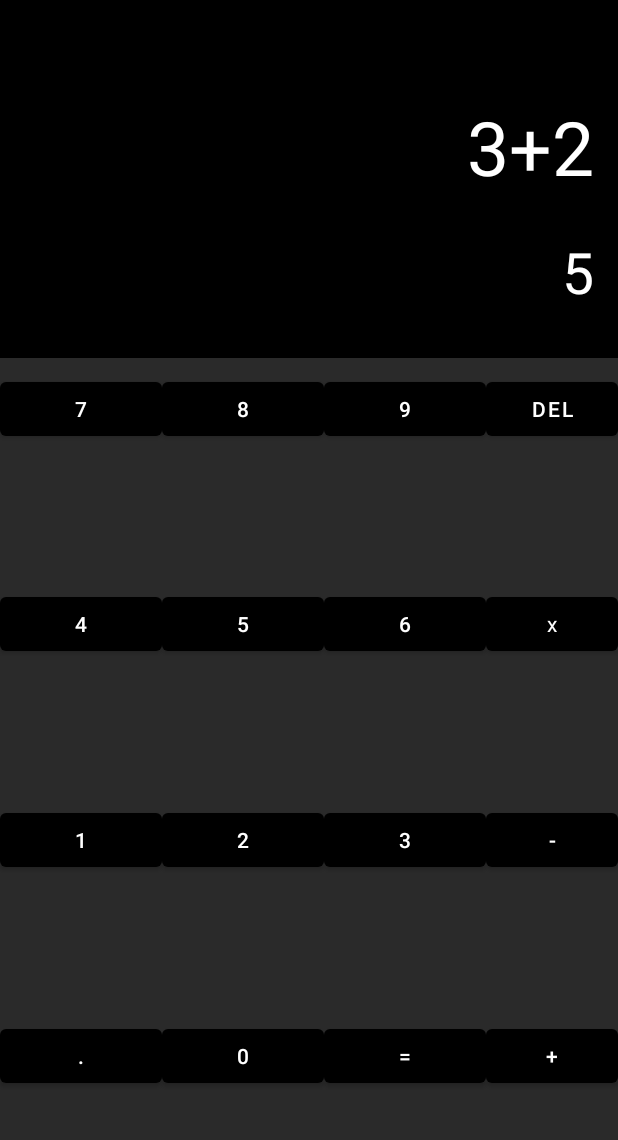
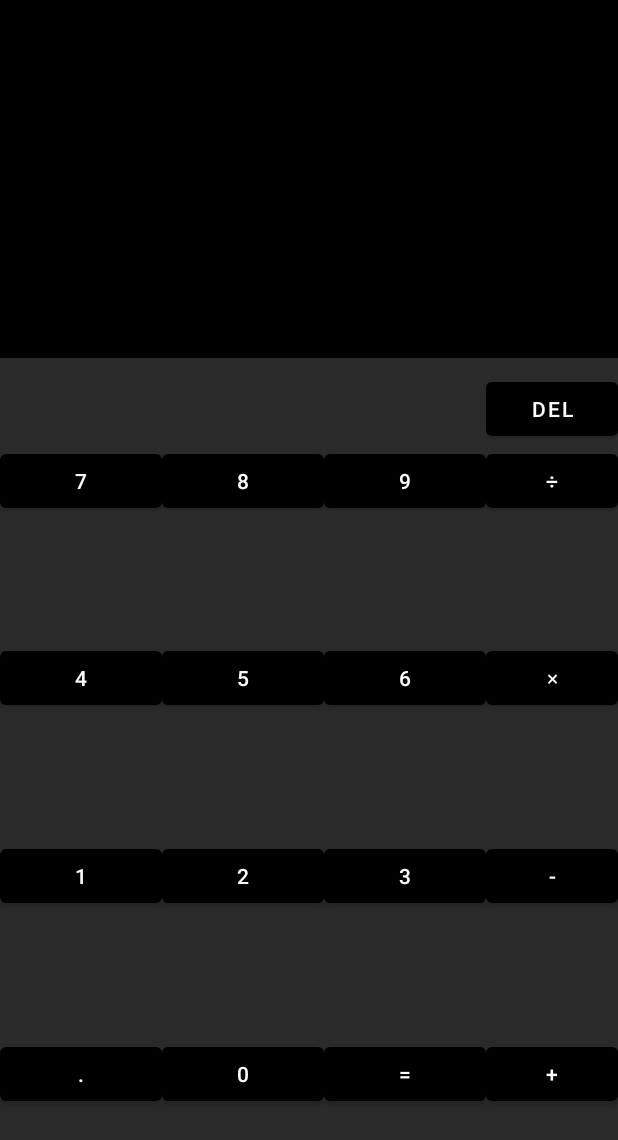
Before and after one commit to nwaeme-olise/KalQlatorApp, an Android app: the screen it shows after launch (MainActivity), on a phone screen of 412 x 824 dp. Shown: the top 1140 px of the screen. Run offline under Robolectric (Android 15) with nearby library versions, the phone set to English and light mode, and no system bars.

Commit message:
Added string resources and symbols

```diff
--- a/app/src/main/res/layout/activity_main.xml
+++ b/app/src/main/res/layout/activity_main.xml
@@ -15,15 +15,16 @@
         android:layout_marginEnd="16dp"
         android:background="@null"
         android:ems="10"
+        android:importantForAutofill="no"
         android:inputType="textPersonName"
         android:minHeight="48dp"
-        android:text="3+2"
         android:textAlignment="viewEnd"
         android:textAppearance="@style/TextAppearance.AppCompat.Medium"
         android:textColor="@color/white"
         android:textSize="50sp"
         app:layout_constraintEnd_toEndOf="parent"
-        app:layout_constraintTop_toTopOf="parent" />
+        app:layout_constraintTop_toTopOf="parent"
+        tools:text="3+2" />
 
     <TextView
         android:id="@+id/evaluatedTextView"
@@ -32,13 +33,13 @@
         android:layout_marginTop="24dp"
         android:layout_marginEnd="16dp"
         android:minHeight="32dp"
-        android:text="5"
         android:textAlignment="viewEnd"
         android:textAppearance="@style/TextAppearance.AppCompat.Medium"
         android:textColor="@color/white"
         android:textSize="38sp"
         app:layout_constraintEnd_toEndOf="parent"
-        app:layout_constraintTop_toBottomOf="@+id/expressionEditText" />
+        app:layout_constraintTop_toBottomOf="@+id/expressionEditText"
+        tools:text="5" />
 
     <TableLayout
         android:layout_width="0dp"
@@ -54,38 +55,14 @@
         <TableRow
             android:layout_width="match_parent"
             android:layout_height="match_parent"
-            android:layout_weight="1">
+            android:layoutDirection="rtl">
 
             <Button
-                android:id="@+id/button"
-                style="@style/NumberButton"
-                android:layout_width="wrap_content"
-                android:layout_height="wrap_content"
-                android:layout_weight="2"
-                android:text="7" />
-
-            <Button
-                android:id="@+id/button2"
-                style="@style/NumberButton"
-                android:layout_width="wrap_content"
-                android:layout_height="wrap_content"
-                android:layout_weight="2"
-                android:text="8" />
-
-            <Button
-                android:id="@+id/button3"
-                style="@style/NumberButton"
-                android:layout_width="wrap_content"
-                android:layout_height="wrap_content"
-                android:layout_weight="2"
-                android:text="9" />
-
-            <Button
-                android:id="@+id/button4"
+                android:id="@+id/buttonDelete"
                 style="@style/OperatorButton"
                 android:layout_width="wrap_content"
                 android:layout_height="wrap_content"
-                android:text="DEL" />
+                android:text="@string/delete" />
         </TableRow>
 
         <TableRow
@@ -94,35 +71,73 @@
             android:layout_weight="1">
 
             <Button
-                android:id="@+id/button5"
+                android:id="@+id/buttonSeven"
                 style="@style/NumberButton"
                 android:layout_width="wrap_content"
                 android:layout_height="wrap_content"
                 android:layout_weight="2"
-                android:text="4" />
+                android:text="@string/seven" />
 
             <Button
-                android:id="@+id/button6"
+                android:id="@+id/buttonEight"
                 style="@style/NumberButton"
                 android:layout_width="wrap_content"
                 android:layout_height="wrap_content"
                 android:layout_weight="2"
-                android:text="5" />
+                android:text="@string/eight" />
 
             <Button
-                android:id="@+id/button7"
+                android:id="@+id/buttonNine"
                 style="@style/NumberButton"
                 android:layout_width="wrap_content"
                 android:layout_height="wrap_content"
                 android:layout_weight="2"
-                android:text="6" />
+                android:text="@string/nine" />
 
             <Button
-                android:id="@+id/button8"
+                android:id="@+id/buttonDivide"
                 style="@style/OperatorButton"
                 android:layout_width="wrap_content"
                 android:layout_height="wrap_content"
-                android:text="x"
+                android:text="@string/divide" />
+        </TableRow>
+
+        <TableRow
+            android:layout_width="match_parent"
+            android:layout_height="match_parent"
+            android:layout_weight="1">
+
+            <Button
+                android:id="@+id/buttonFour"
+                style="@style/NumberButton"
+                android:layout_width="wrap_content"
+                android:layout_height="wrap_content"
+                android:layout_weight="2"
+                android:text="@string/four" />
+
+            <Button
+                android:id="@+id/buttonFive"
+                style="@style/NumberButton"
+                android:layout_width="wrap_content"
+                android:layout_height="wrap_content"
+                android:layout_weight="2"
+                android:text="@string/five"
+                tools:ignore="DuplicateSpeakableTextCheck" />
+
+            <Button
+                android:id="@+id/buttonSix"
+                style="@style/NumberButton"
+                android:layout_width="wrap_content"
+                android:layout_height="wrap_content"
+                android:layout_weight="2"
+                android:text="@string/six" />
+
+            <Button
+                android:id="@+id/buttonMultiply"
+                style="@style/OperatorButton"
+                android:layout_width="wrap_content"
+                android:layout_height="wrap_content"
+                android:text="@string/times"
                 android:textAppearance="@style/TextAppearance.AppCompat.Body1" />
         </TableRow>
 
@@ -132,35 +147,35 @@
             android:layout_weight="1">
 
             <Button
-                android:id="@+id/button9"
+                android:id="@+id/buttonOne"
                 style="@style/NumberButton"
                 android:layout_width="wrap_content"
                 android:layout_height="wrap_content"
                 android:layout_weight="2"
-                android:text="1" />
+                android:text="@string/one" />
 
             <Button
-                android:id="@+id/button10"
+                android:id="@+id/buttonTwo"
                 style="@style/NumberButton"
                 android:layout_width="wrap_content"
                 android:layout_height="wrap_content"
                 android:layout_weight="2"
-                android:text="2" />
+                android:text="@string/two" />
 
             <Button
-                android:id="@+id/button11"
+                android:id="@+id/buttonThree"
                 style="@style/NumberButton"
                 android:layout_width="wrap_content"
                 android:layout_height="wrap_content"
                 android:layout_weight="2"
-                android:text="3" />
+                android:text="@string/three" />
 
             <Button
-                android:id="@+id/button12"
+                android:id="@+id/buttonSubtract"
                 style="@style/OperatorButton"
                 android:layout_width="wrap_content"
                 android:layout_height="wrap_content"
-                android:text="-" />
+                android:text="@string/minus" />
         </TableRow>
 
         <TableRow
@@ -169,35 +184,35 @@
             android:layout_weight="1">
 
             <Button
-                android:id="@+id/button13"
+                android:id="@+id/buttonDot"
                 style="@style/NumberButton"
                 android:layout_width="wrap_content"
                 android:layout_height="wrap_content"
                 android:layout_weight="2"
-                android:text="." />
+                android:text="@string/decimal_point" />
 
             <Button
-                android:id="@+id/button14"
+                android:id="@+id/buttonZero"
                 style="@style/NumberButton"
                 android:layout_width="wrap_content"
                 android:layout_height="wrap_content"
                 android:layout_weight="2"
-                android:text="0" />
+                android:text="@string/zero" />
 
             <Button
-                android:id="@+id/button15"
+                android:id="@+id/buttonEval"
                 style="@style/NumberButton"
                 android:layout_width="wrap_content"
                 android:layout_height="wrap_content"
                 android:layout_weight="2"
-                android:text="=" />
+                android:text="@string/equals_to" />
 
             <Button
-                android:id="@+id/button16"
+                android:id="@+id/buttonAdd"
                 style="@style/OperatorButton"
                 android:layout_width="wrap_content"
                 android:layout_height="wrap_content"
-                android:text="+" />
+                android:text="@string/plus" />
         </TableRow>
     </TableLayout>
 </androidx.constraintlayout.widget.ConstraintLayout>
--- a/app/src/main/res/values/strings.xml
+++ b/app/src/main/res/values/strings.xml
@@ -1,3 +1,20 @@
 <resources>
     <string name="app_name">KalqulatorApp</string>
+    <string name="decimal_point">.</string>
+    <string name="zero">0</string>
+    <string name="equals_to">=</string>
+    <string name="plus">+</string>
+    <string name="one">1</string>
+    <string name="two">2</string>
+    <string name="three">3</string>
+    <string name="minus">-</string>
+    <string name="times">&#215;</string>
+    <string name="six">6</string>
+    <string name="four">4</string>
+    <string name="divide">&#247;</string>
+    <string name="nine">9</string>
+    <string name="eight">8</string>
+    <string name="seven">7</string>
+    <string name="delete">DEL</string>
+    <string name="five">5</string>
 </resources>
```
